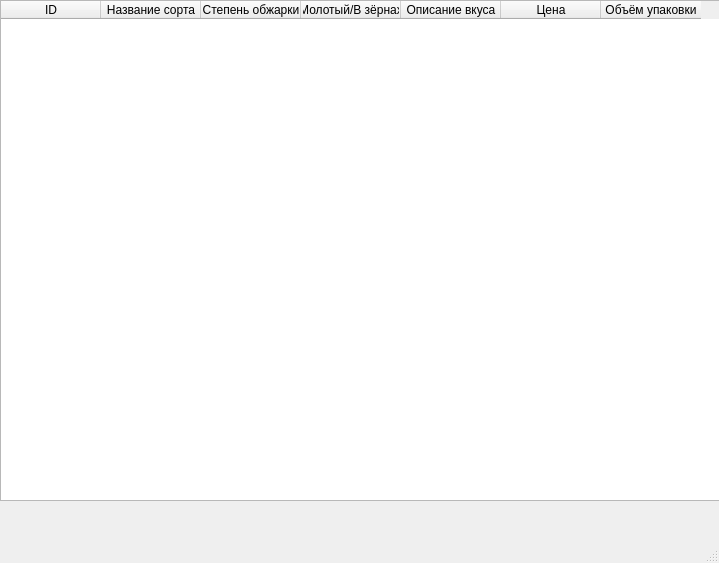
This is main.ui in eonias189/new-1- as Qt 5 draws it before an edit. The edited form follows.
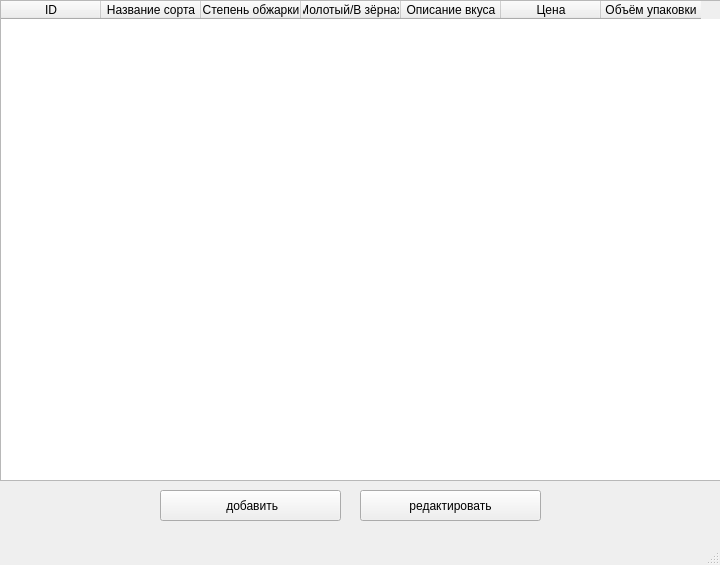
This is the edited form.

```diff
--- a/main.ui
+++ b/main.ui
@@ -6,8 +6,8 @@
    <rect>
     <x>0</x>
     <y>0</y>
-    <width>719</width>
-    <height>563</height>
+    <width>720</width>
+    <height>565</height>
    </rect>
   </property>
   <property name="windowTitle">
@@ -20,7 +20,7 @@
       <x>0</x>
       <y>0</y>
       <width>721</width>
-      <height>501</height>
+      <height>481</height>
      </rect>
     </property>
     <column>
@@ -59,6 +59,32 @@
      </property>
     </column>
    </widget>
+   <widget class="QPushButton" name="add">
+    <property name="geometry">
+     <rect>
+      <x>160</x>
+      <y>490</y>
+      <width>181</width>
+      <height>31</height>
+     </rect>
+    </property>
+    <property name="text">
+     <string> добавить</string>
+    </property>
+   </widget>
+   <widget class="QPushButton" name="redact">
+    <property name="geometry">
+     <rect>
+      <x>360</x>
+      <y>490</y>
+      <width>181</width>
+      <height>31</height>
+     </rect>
+    </property>
+    <property name="text">
+     <string>редактировать</string>
+    </property>
+   </widget>
   </widget>
   <widget class="QMenuBar" name="menubar">
    <property name="geometry">
```
Left out of the diff: 4 changed lines with no effect on the pictures.
